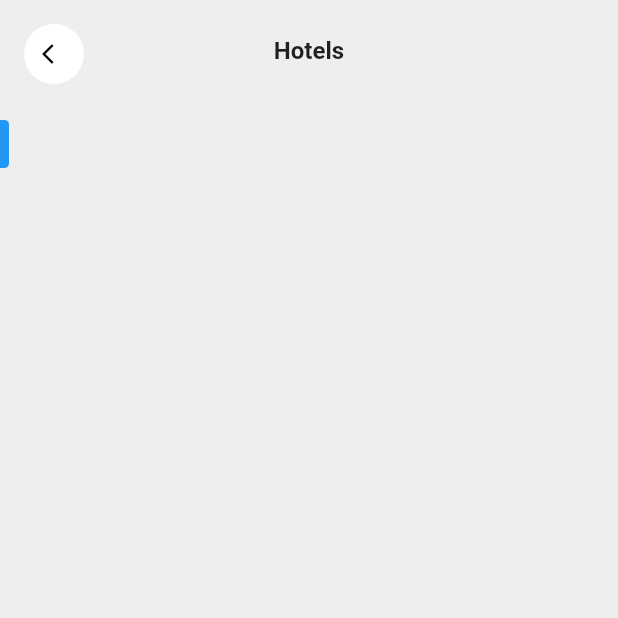
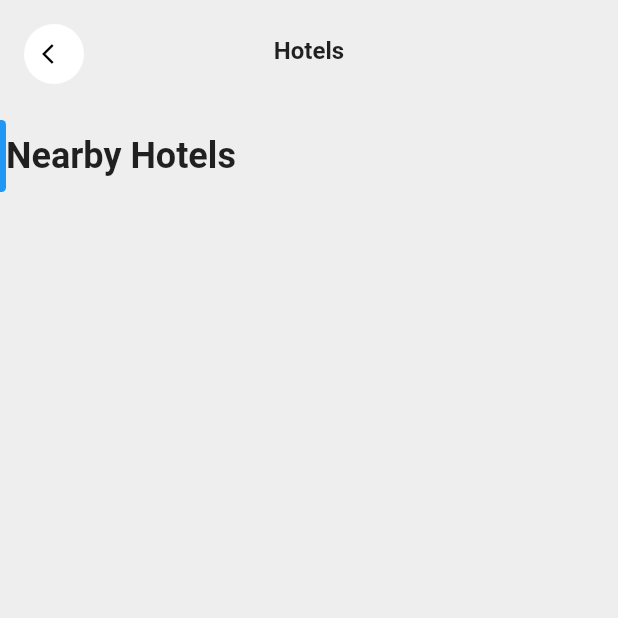
Before and after one commit to JAICHANGPARK/flutter_notebook_19th_story, a Flutter app: the screen it shows after launch, on a phone screen of 412 x 824 dp, the top half of it. Run offline on Flutter 3.47's test engine with Material 2 defaults, Android fonts, the phone set to English and light mode, and no system bars; our stand-ins replace cached_network_image, countup, fl_chart, flutter_riverpod, freezed_annotation, smooth_page_indicator and 1 more.

Commit message:
Update class_hotel_page.dart

```diff
--- a/lib/ep1130_classified_app/src/class_hotel_page.dart
+++ b/lib/ep1130_classified_app/src/class_hotel_page.dart
@@ -52,8 +52,8 @@ class _ClassHotelPageState extends State<ClassHotelPage> {
                 Row(
                   children: [
                     Container(
-                      height: 32,
-                      width: 6,
+                      height: 48,
+                      width: 4,
                       decoration: BoxDecoration(
                         color: Colors.blue,
                         borderRadius: BorderRadius.only(
@@ -62,7 +62,11 @@ class _ClassHotelPageState extends State<ClassHotelPage> {
 
                         )
                       ),
-                    )
+                    ),
+                    Text("Nearby Hotels", style: TextStyle(
+                      fontWeight: FontWeight.bold,
+                      fontSize: 24
+                    ),)
                   ],
                 )
               ],
```
